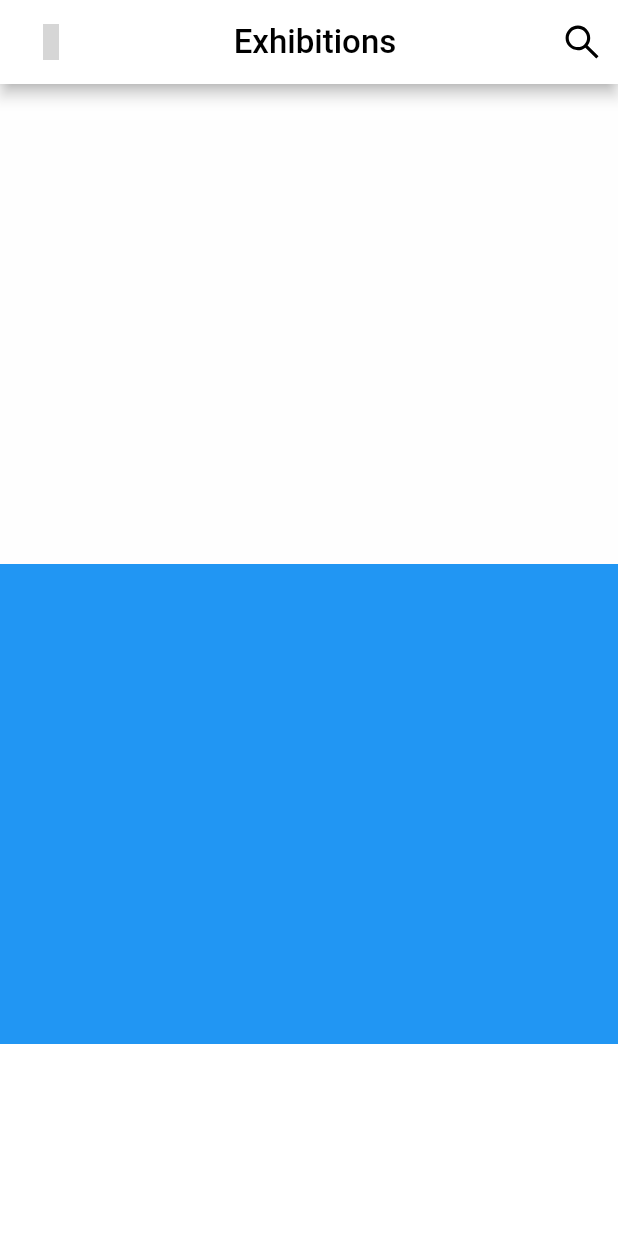
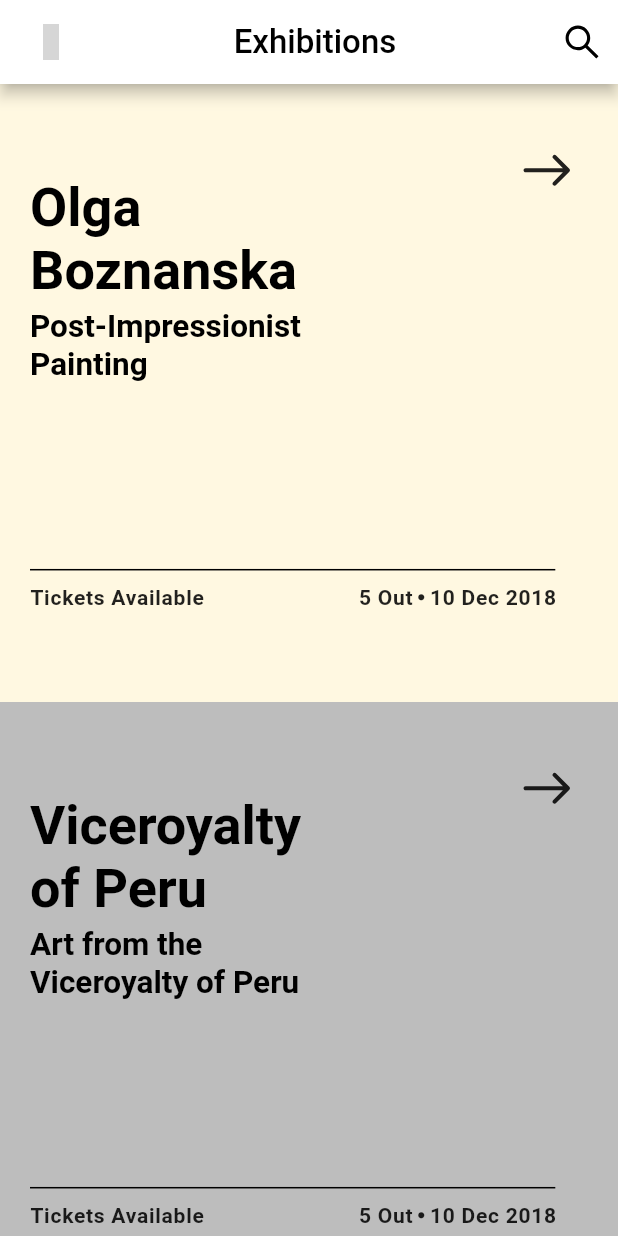
Before and after one commit to dalalsunil1986/ex_app, a Flutter app: the screen it shows after launch, on a phone screen of 412 x 824 dp. Run offline on Flutter 3.47's test engine with Material 2 defaults, Android fonts, the light colour scheme and no system bars; our stand-ins replace flutter_vector_icons; grey boxes are pictures that could not be loaded.

Commit message:
Finished the layout

```diff
--- a/lib/main.dart
+++ b/lib/main.dart
@@ -1,17 +1,20 @@
 import 'package:flutter/material.dart';
 import 'package:flutter_vector_icons/flutter_vector_icons.dart';
 
-void main() {
-  runApp(MyApp());
-}
+void main() => runApp(MaterialApp(
+      home: MainScreen(),
+    ));
 
-class MyApp extends StatelessWidget {
-  // This widget is the root of your application.
+class MainScreen extends StatelessWidget {
+
+  final List<String> title = ['Olga\nBoznanska', 'Viceroyalty\nof Peru', 'Stanislaw Ignacy\nWitkiewicz',];
+  final List<String> subtitle = ['Post-Impressionist\nPainting', 'Art from the\nViceroyalty of Peru', 'Stanislaw Ignacy\nWitkiewicz',];
+  List<Color> colors = [Colors.amber[50], Colors.grey[400], Colors.deepOrange[900]];
+
   @override
   Widget build(BuildContext context) {
-    return MaterialApp(
-        home: Scaffold(
-            appBar: AppBar(
+    return Scaffold(
+      appBar: AppBar(
                backgroundColor: Colors.white,
               leading: Padding(
                 padding: EdgeInsets.only(left: 12),
@@ -43,43 +46,98 @@ class MyApp extends StatelessWidget {
               ],
 
             ),
-            body: StartPage()
-        ),
+      body: Container(
+        height: double.infinity,
+        child: ListView.builder(
+          scrollDirection: Axis.vertical,
+            itemCount: colors.length, itemBuilder: (context, index) {
+              return Stack(
+                children: <Widget>[
+
+                  Column(
+                      children: <Widget>[
+                      Container(
+                      width: MediaQuery.of(context).size.width,
+                      height: MediaQuery.of(context).size.height * 0.5,
+                      child: Column(
+                          children: <Widget>[
+                            Container(
+                              color: colors[index],
+                              height: MediaQuery.of(context).size.height * 0.5,
+                              child: Center(child:
+                              Padding(
+                                padding: const EdgeInsets.only(left: 20.0),
+                                child: Column(
+                                  mainAxisAlignment: MainAxisAlignment.center,
+                                  children: <Widget>[
+                                    Row(
+                                       mainAxisAlignment: MainAxisAlignment.start,
+                                      children: <Widget>[
+                                        Column(
+                                          crossAxisAlignment: CrossAxisAlignment.start,
+                                          children: <Widget>[
+                                            Text(title[index].toString(), style: TextStyle(color: Colors.black, fontSize: 36.0, fontWeight: FontWeight.bold),),
+                                            SizedBox(height: 4,),
+                                            Text(subtitle[index], style: TextStyle(color: Colors.black, fontSize: 21.0, fontWeight: FontWeight.bold),),
+                                            SizedBox(height: MediaQuery.of(context).size.height * 0.15,),
+                                            Container(
+                                              width: MediaQuery.of(context).size.width * 0.85,
+                                              height: 1,
+                                              color: Colors.black,
+                                            ),
+                                            SizedBox(height: 10,),
+                                            Row(
+                                              mainAxisAlignment: MainAxisAlignment.spaceBetween,
+                                              children: <Widget>[
+                                                Text('Tickets Available',
+                                                style: TextStyle(
+                                                  fontWeight: FontWeight.bold,
+                                                  letterSpacing: 0.5,
+                                                ),),
+                                                SizedBox(width: MediaQuery.of(context).size.width * 0.25),
+                                                Row(
+                                                  children: <Widget>[
+                                                    Text('5 Out',
+                                                    style: TextStyle(
+                                                      fontWeight: FontWeight.bold,
+                                                      letterSpacing: 0.5,
+                                                    ),),
+                                                    Padding(
+                                                      padding: const EdgeInsets.symmetric(horizontal: 3.0),
+                                                      child: Icon(Icons.brightness_1,
+                                                      size: 5,),
+                                                    ),
+                                                    Text('10 Dec 2018',
+                                                    style: TextStyle(
+                                                      fontWeight: FontWeight.bold,
+                                                      letterSpacing: 0.5,
+                                                    ),),
+                                                  ],
+                                                ),
+                                              ],
+                                            ),
+                                          ],
+                                        ),
+                                      ],
+                                    ),
+                                  ],
+                                ),
+                              )),
+                            ),
+                          ],
+                        ),
+                    ),
+                    ],
+                  ),
+                  Positioned(
+                    top: 30,
+                    right: 20,
+                    child: Icon(Ionicons.ios_arrow_round_forward,
+                    size: 55,),),
+                ],
+              );
+        }),
+      ),
     );
   }
 }
-
-class StartPage extends StatelessWidget {
-  @override
-  Widget build(BuildContext context) {
-    return new Container(
-  child: new SingleChildScrollView(
-    child: new Column(
-      children: <Widget>[
-        Container(
-          color: Colors.white70,
-          height: 320,
-        ),
-        Container(
-          color: Colors.blue,
-          height: 320,
-        ),
-        Container(
-          color: Colors.white,
-          height: 320,
-        ),
-      ]
-    )
-  )
-);
-  }
-}
-
-class BoxCard extends StatelessWidget {
-  @override
-  Widget build(BuildContext context) {
-    return Container(
-
-    );
-  }
-}
```
Also changed, not shown: pubspec.lock.
